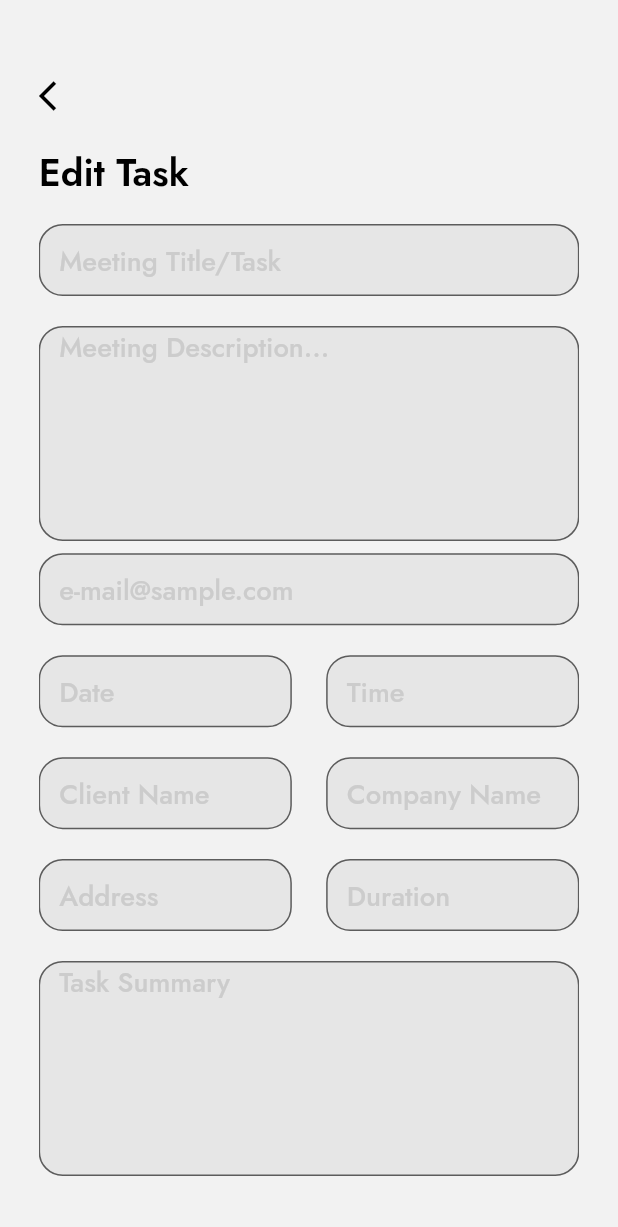
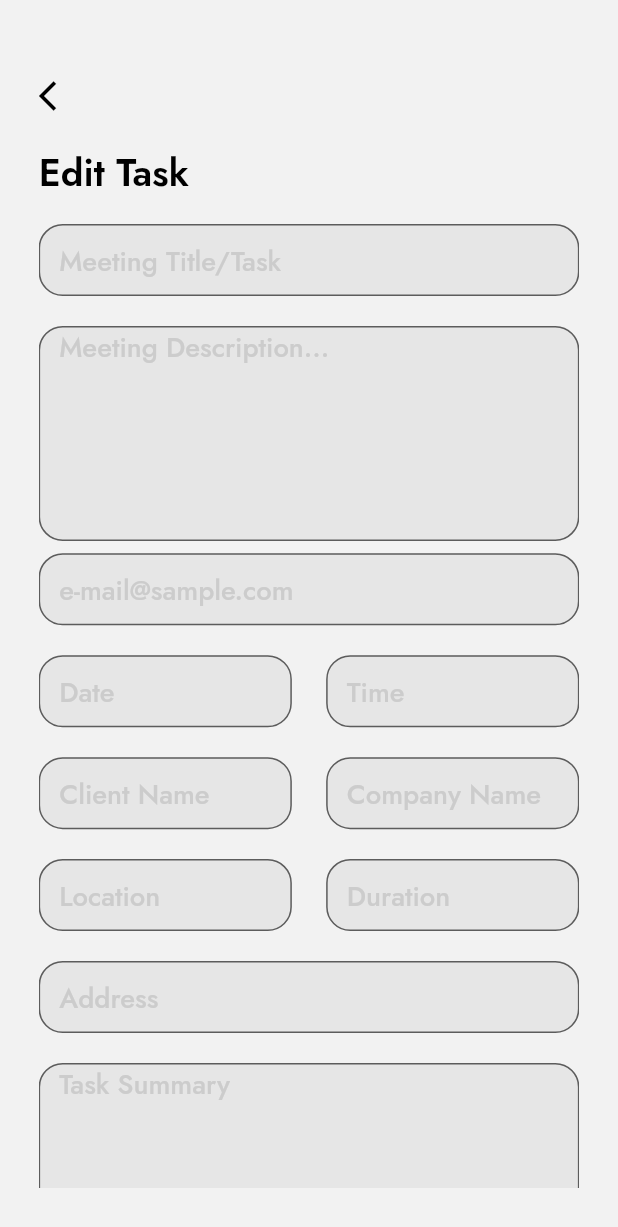
Before and after one commit to AhmedSaeedMorsy/Keep, a Flutter app: the EditTaskScreen screen opened directly, on a phone screen of 412 x 824 dp. Shown: the top 1227 px of the screen. Run offline on Flutter 3.47's test engine with Material 2 defaults, Android fonts, the phone set to English and light mode, and no system bars; our stand-ins replace animate_do, dropdown_button2, easy_localization, flutter_bloc, flutter_phoenix, flutter_screenutil and 4 more; missing offline and left inert: qr_code_scanner; accounts and stored records are empty.

Commit message:
edit weekly filter & address,location  in edit task & loction in add task

```diff
--- a/lib/presentation/edit_task/view/edit_task_screen.dart
+++ b/lib/presentation/edit_task/view/edit_task_screen.dart
@@ -154,9 +154,9 @@ class EditTaskScreen extends StatelessWidget {
                   children: [
                     Expanded(
                       child: SharedWidget.addTaskFormField(
-                        textInputType: TextInputType.name,
+                        textInputType: TextInputType.none,
                         controller: TextEditingController(),
-                        hint: AppStrings.address.tr(),
+                        hint: AppStrings.location.tr(),
                       ),
                     ),
                     SizedBox(
@@ -170,6 +170,14 @@ class EditTaskScreen extends StatelessWidget {
                       ),
                     )
                   ],
+                ),
+                SizedBox(
+                  height: MediaQuery.of(context).size.height / AppSize.s100,
+                ),
+                SharedWidget.addTaskFormField(
+                  textInputType: TextInputType.streetAddress,
+                  controller: TextEditingController(),
+                  hint: AppStrings.address.tr(),
                 ),
                 SizedBox(
                   height: MediaQuery.of(context).size.height / AppSize.s100,
```
Also changed, not shown: lib/presentation/add_task/view/add_task_screen.dart (+8 -1 lines), lib/presentation/calendar_weekly/view/calendar_weekly_screen.dart (+5 -10 lines).
